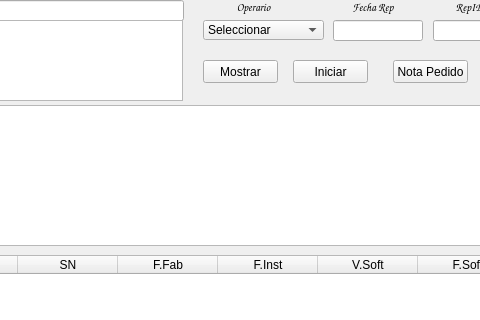
The window that trabajo.ui (Matias2178/Sistema_Postventa) describes before a commit, drawn with Qt 5; both pictures show x 87 to 567 and y 0 to 320 of the 1300 by 597 pixel window.
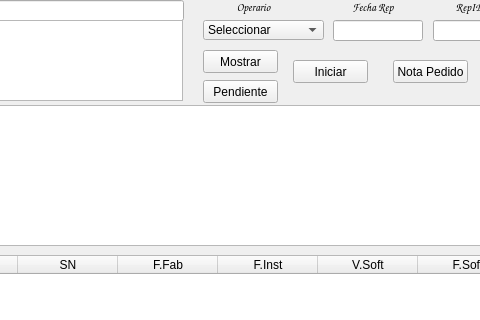
The same window after the commit. Icons and pictures are not drawn.

Commit message: Agregado de Pantalla de filtrado por fechas de los trabajos para poder pasarlo a un exel.

The edit to the form file:
```diff
--- a/trabajo.ui
+++ b/trabajo.ui
@@ -527,7 +527,7 @@
    <property name="geometry">
     <rect>
      <x>290</x>
-     <y>60</y>
+     <y>50</y>
      <width>75</width>
      <height>23</height>
     </rect>
@@ -769,6 +769,19 @@
     <string>Nota Pedido</string>
    </property>
   </widget>
+  <widget class="QPushButton" name="Pendientes">
+   <property name="geometry">
+    <rect>
+     <x>290</x>
+     <y>80</y>
+     <width>75</width>
+     <height>23</height>
+    </rect>
+   </property>
+   <property name="text">
+    <string>Pendiente</string>
+   </property>
+  </widget>
   <zorder>TrabajoPerifericos</zorder>
   <zorder>buttonBox</zorder>
   <zorder>TrabajoCaudalimetro</zorder>
```
Left out of the diff: 1 changed line with no effect on the pictures. The commit also changes 17 other files.
